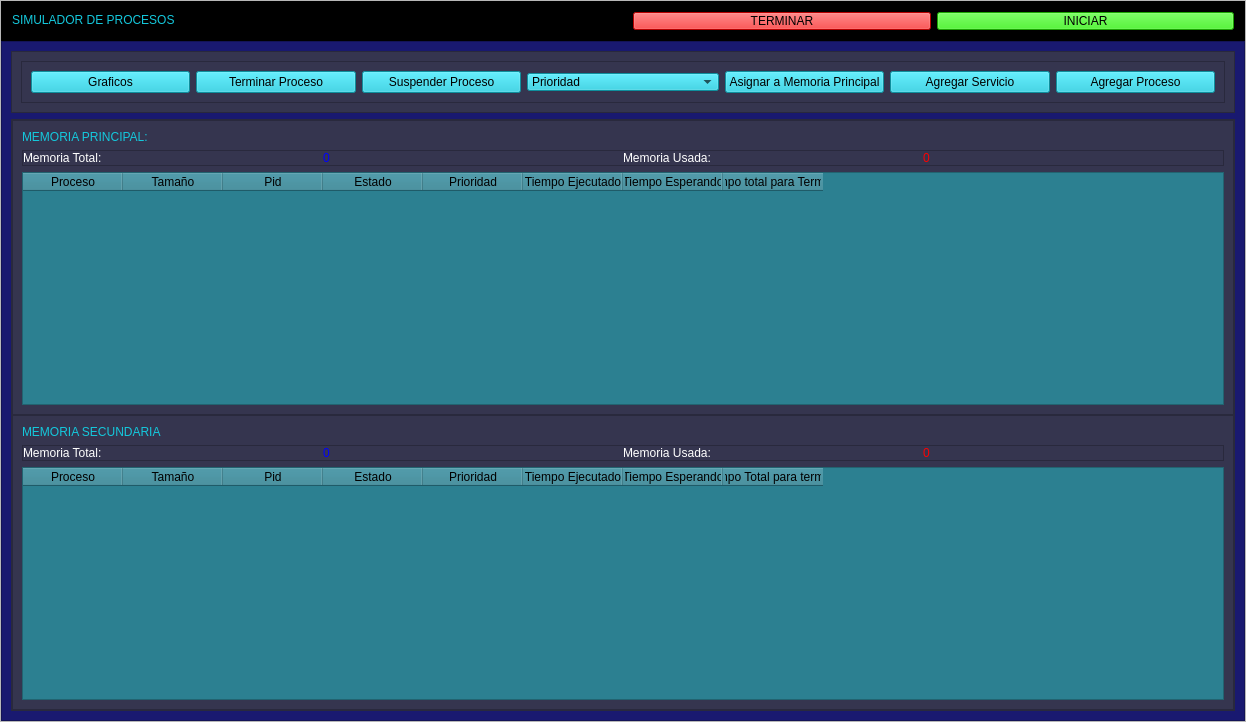
Above: view/view.ui from JesusAbarcaRodriguez/process-simulator before the change. Below: the same form after it.
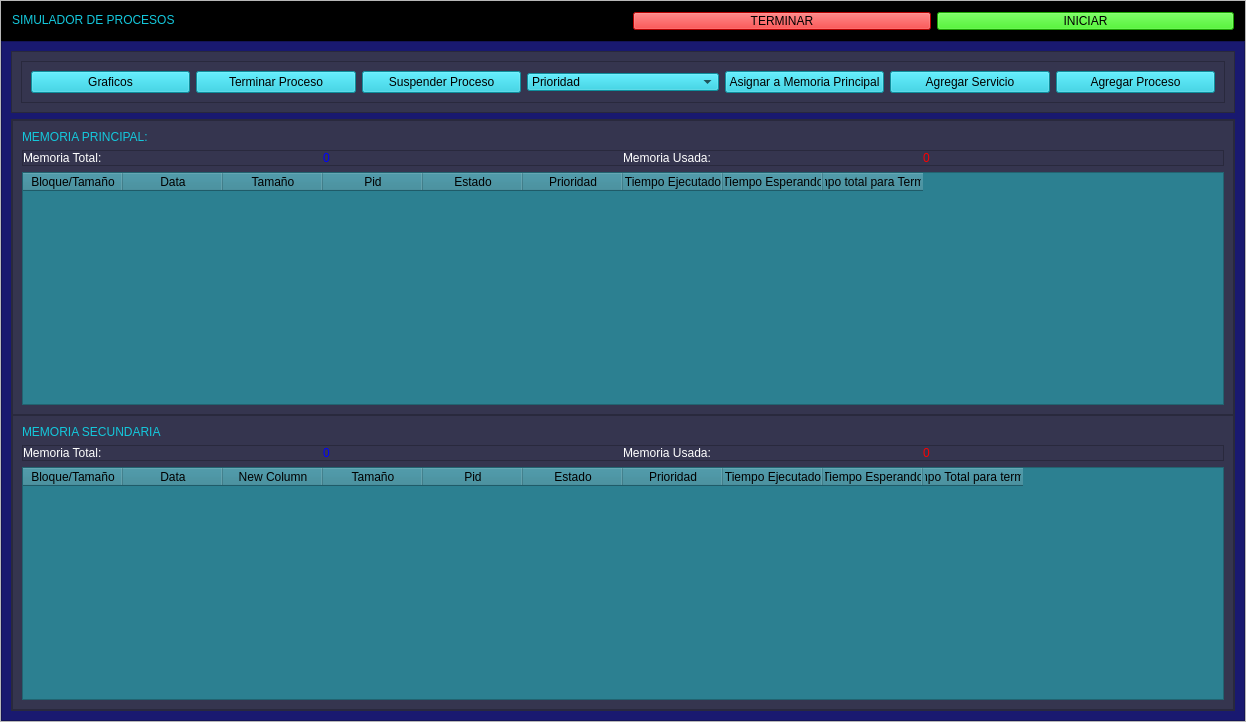
That is the form after the change.

```diff
--- a/view/view.ui
+++ b/view/view.ui
@@ -413,7 +413,12 @@
                   </property>
                   <column>
                    <property name="text">
-                    <string>Proceso</string>
+                    <string>Bloque/Tamaño</string>
+                   </property>
+                  </column>
+                  <column>
+                   <property name="text">
+                    <string>Data</string>
                    </property>
                   </column>
                   <column>
@@ -569,7 +574,17 @@
                   </property>
                   <column>
                    <property name="text">
-                    <string>Proceso</string>
+                    <string>Bloque/Tamaño</string>
+                   </property>
+                  </column>
+                  <column>
+                   <property name="text">
+                    <string>Data</string>
+                   </property>
+                  </column>
+                  <column>
+                   <property name="text">
+                    <string>New Column</string>
                    </property>
                   </column>
                   <column>
```
